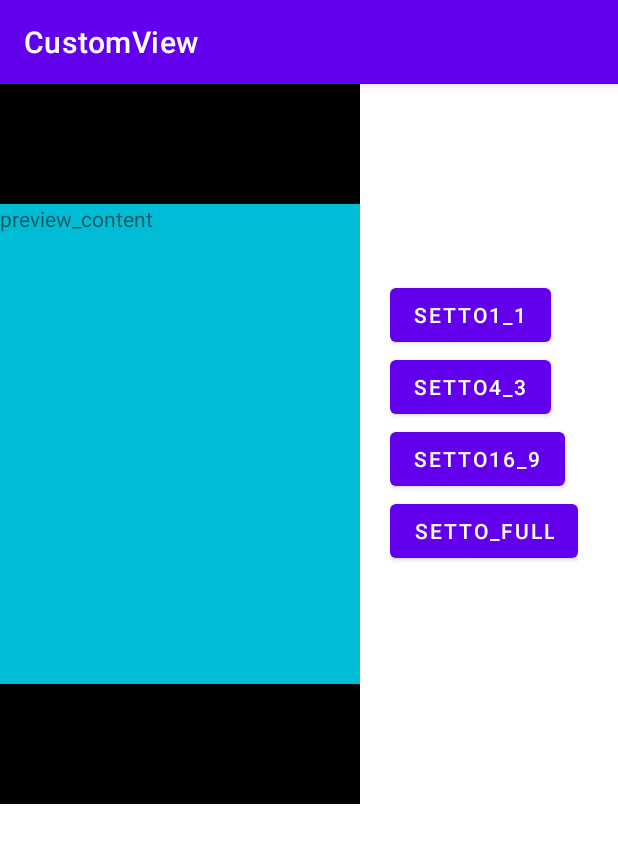
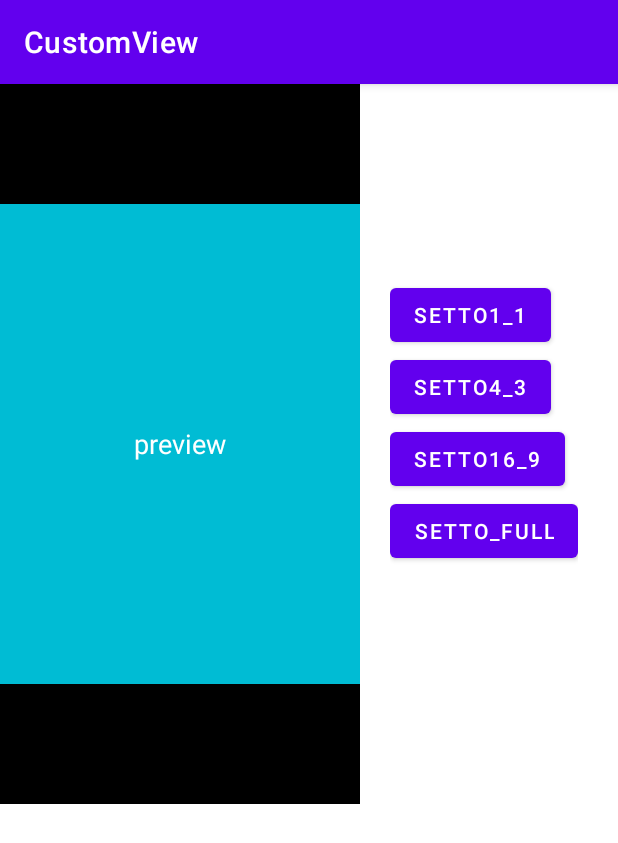
Before and after one commit to QuiteCoder/CustomView, an Android app: the ActivityScaleAnimation screen opened directly, with no data from a screen before it, on a phone screen of 412 x 824 dp. Shown: the top 843 px of the screen. Run offline under Robolectric (Android 15) with nearby library versions, the phone set to English and light mode, and no system bars.

Commit message:
加入文字，区分预览层和覆盖层

```diff
--- a/app/src/main/res/layout/activity_scale_animation.xml
+++ b/app/src/main/res/layout/activity_scale_animation.xml
@@ -19,9 +19,12 @@
 
             <TextView
                 android:id="@+id/text"
+                android:textSize="18sp"
+                android:textColor="@android:color/white"
+                android:layout_gravity="center"
                 android:layout_width="wrap_content"
                 android:layout_height="wrap_content"
-                android:text="preview_content" />
+                android:text="preview" />
 
         </FrameLayout>
 
@@ -29,12 +32,21 @@
             android:id="@+id/cover_view_container"
             android:layout_width="match_parent"
             android:layout_height="match_parent">
-            <View
+            <RelativeLayout
                 android:id="@+id/cover_view"
-                android:background="#BE8C8C8B"
+                android:background="#6F8C8C8B"
                 android:layout_width="match_parent"
                 android:layout_gravity="bottom"
-                android:layout_height="320dp"/>
+                android:layout_height="320dp">
+                <TextView
+                    android:textSize="18sp"
+                    android:textColor="@android:color/white"
+                    android:layout_centerInParent="true"
+                    android:layout_width="wrap_content"
+                    android:layout_height="wrap_content"
+                    android:text="preview_cover" />
+            </RelativeLayout>
+
         </FrameLayout>
 
 
```
